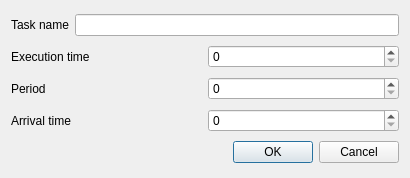
alu0101278919/OS_Project_FCheddar, file FCheddar/task.ui: the form before one commit.
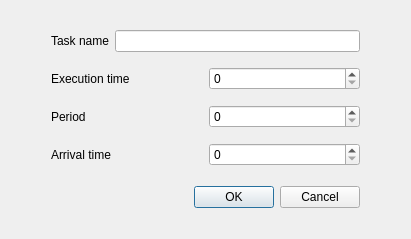
The form after the commit.

Patch:
```diff
--- a/FCheddar/task.ui
+++ b/FCheddar/task.ui
@@ -6,14 +6,50 @@
    <rect>
     <x>0</x>
     <y>0</y>
-    <width>410</width>
-    <height>178</height>
+    <width>411</width>
+    <height>239</height>
    </rect>
   </property>
   <property name="windowTitle">
    <string>Dialog</string>
   </property>
+  <layout class="QVBoxLayout" name="verticalLayout_2">
+   <item>
+    <layout class="QHBoxLayout" name="horizontalLayout_5">
+     <item>
+      <spacer name="horizontalSpacer">
+       <property name="orientation">
+        <enum>Qt::Horizontal</enum>
+       </property>
+       <property name="sizeType">
+        <enum>QSizePolicy::Minimum</enum>
+       </property>
+       <property name="sizeHint" stdset="0">
+        <size>
+         <width>40</width>
+         <height>20</height>
+        </size>
+       </property>
+      </spacer>
+     </item>
+     <item>
   <layout class="QVBoxLayout" name="verticalLayout">
+       <item>
+        <spacer name="verticalSpacer">
+         <property name="orientation">
+          <enum>Qt::Vertical</enum>
+         </property>
+         <property name="sizeType">
+          <enum>QSizePolicy::Minimum</enum>
+         </property>
+         <property name="sizeHint" stdset="0">
+          <size>
+           <width>20</width>
+           <height>10</height>
+          </size>
+         </property>
+        </spacer>
+       </item>
    <item>
     <layout class="QHBoxLayout" name="horizontalLayout">
      <item>
@@ -38,7 +74,11 @@
       </widget>
      </item>
      <item>
-      <widget class="QSpinBox" name="execTime"/>
+          <widget class="QSpinBox" name="execTime">
+           <property name="maximum">
+            <number>999999999</number>
+           </property>
+          </widget>
      </item>
     </layout>
    </item>
@@ -52,7 +92,11 @@
       </widget>
      </item>
      <item>
-      <widget class="QSpinBox" name="period"/>
+          <widget class="QSpinBox" name="period">
+           <property name="maximum">
+            <number>999999999</number>
+           </property>
+          </widget>
      </item>
     </layout>
    </item>
@@ -66,10 +110,30 @@
       </widget>
      </item>
      <item>
-      <widget class="QSpinBox" name="arrivalTime"/>
+          <widget class="QSpinBox" name="arrivalTime">
+           <property name="maximum">
+            <number>999999999</number>
+           </property>
+          </widget>
      </item>
     </layout>
    </item>
+       <item>
+        <spacer name="verticalSpacer_2">
+         <property name="orientation">
+          <enum>Qt::Vertical</enum>
+         </property>
+         <property name="sizeType">
+          <enum>QSizePolicy::Minimum</enum>
+         </property>
+         <property name="sizeHint" stdset="0">
+          <size>
+           <width>20</width>
+           <height>5</height>
+          </size>
+         </property>
+        </spacer>
+       </item>
    <item>
     <widget class="QDialogButtonBox" name="buttonBox">
      <property name="orientation">
@@ -80,6 +144,42 @@
      </property>
     </widget>
    </item>
+       <item>
+        <spacer name="verticalSpacer_3">
+         <property name="orientation">
+          <enum>Qt::Vertical</enum>
+         </property>
+         <property name="sizeType">
+          <enum>QSizePolicy::Minimum</enum>
+         </property>
+         <property name="sizeHint" stdset="0">
+          <size>
+           <width>20</width>
+           <height>10</height>
+          </size>
+         </property>
+        </spacer>
+       </item>
+      </layout>
+     </item>
+     <item>
+      <spacer name="horizontalSpacer_2">
+       <property name="orientation">
+        <enum>Qt::Horizontal</enum>
+       </property>
+       <property name="sizeType">
+        <enum>QSizePolicy::Minimum</enum>
+       </property>
+       <property name="sizeHint" stdset="0">
+        <size>
+         <width>40</width>
+         <height>20</height>
+        </size>
+       </property>
+      </spacer>
+     </item>
+    </layout>
+   </item>
   </layout>
  </widget>
  <resources/>
```
Left out of the diff: 35 changed lines with no effect on the pictures. Lines whose indentation alone changed are shown as unchanged.
